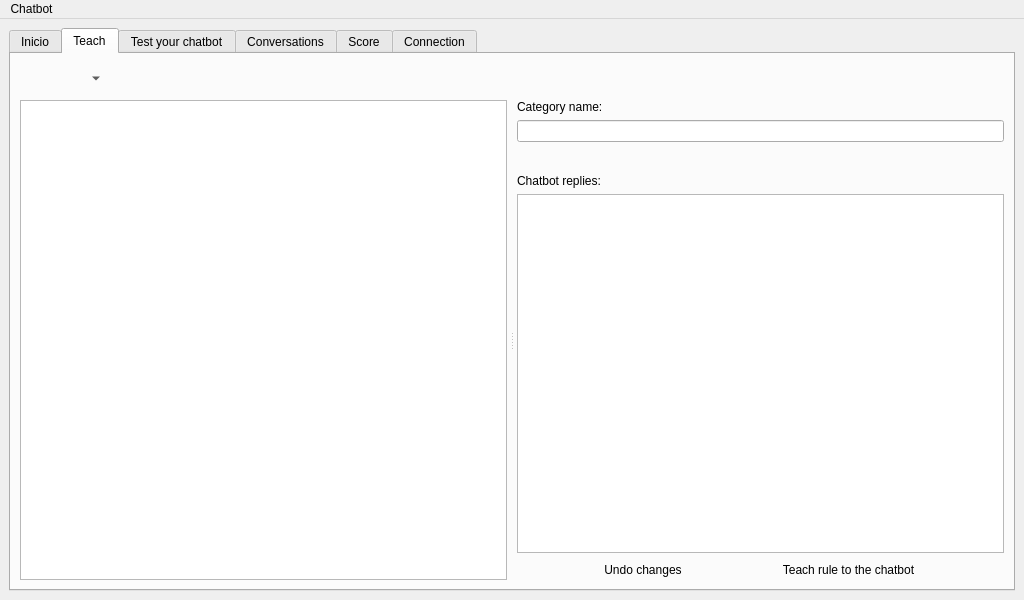
Qt form src/chatbot/front-end/mainwindow.ui (lvklabs/chatbot) before a commit.
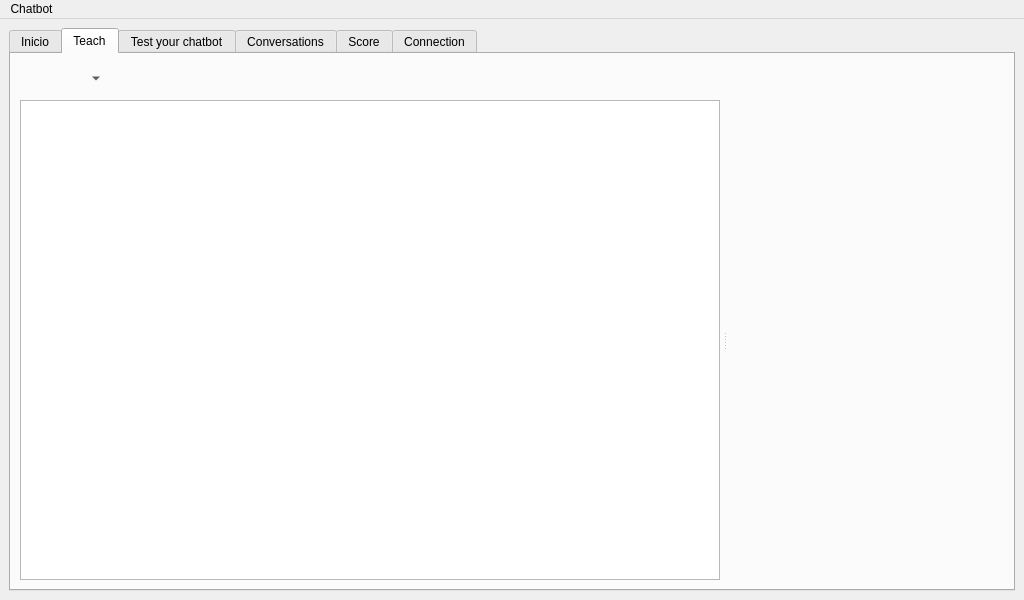
The same form after that commit. The open tabs and pages were chosen to show the change. Icons and pictures are not drawn. Custom widgets are drawn as their Qt base class.

Commit message: Refactoring. Created class RuleEditWidget to reduce responsabilities of MainWindow

Diff of the .ui file:
```diff
--- a/src/chatbot/front-end/mainwindow.ui
+++ b/src/chatbot/front-end/mainwindow.ui
@@ -266,124 +266,13 @@
              </item>
             </layout>
            </widget>
-           <widget class="QWidget" name="verticalLayoutWidget_2">
-            <layout class="QVBoxLayout" name="ruleEditLayout" stretch="0,0,0,0,1,0,0">
-             <item>
-              <widget class="QLabel" name="categoryNameLabel">
-               <property name="text">
-                <string>Category name:</string>
-               </property>
-              </widget>
-             </item>
-             <item>
-              <widget class="QLineEdit" name="categoryNameTextEdit"/>
-             </item>
-             <item>
-              <widget class="Lvk::FE::RuleInputWidget" name="ruleInputWidget" native="true">
-               <property name="minimumSize">
-                <size>
-                 <width>0</width>
-                 <height>20</height>
-                </size>
-               </property>
-              </widget>
-             </item>
-             <item>
-              <widget class="QLabel" name="chatbotRepliesLabel">
-               <property name="text">
-                <string>Chatbot replies:</string>
-               </property>
-              </widget>
-             </item>
-             <item>
-              <widget class="Lvk::FE::RuleOutputWidget" name="ruleOutputWidget">
-               <property name="mouseTracking">
-                <bool>true</bool>
-               </property>
-               <property name="tabChangesFocus">
-                <bool>true</bool>
-               </property>
-               <property name="plainText">
-                <string/>
-               </property>
-              </widget>
-             </item>
-             <item>
-              <layout class="QHBoxLayout" name="horizontalLayout">
-               <item>
-                <widget class="QToolButton" name="undoRuleButton">
-                 <property name="sizePolicy">
-                  <sizepolicy hsizetype="Fixed" vsizetype="Fixed">
-                   <horstretch>0</horstretch>
-                   <verstretch>0</verstretch>
-                  </sizepolicy>
-                 </property>
-                 <property name="text">
-                  <string>Undo changes</string>
-                 </property>
-                 <property name="icon">
-                  <iconset resource="../res/chatbot_theme.qrc">
-                   <normaloff>:/icons/undo.png</normaloff>:/icons/undo.png</iconset>
-                 </property>
-                 <property name="iconSize">
-                  <size>
-                   <width>24</width>
-                   <height>24</height>
-                  </size>
-                 </property>
-                 <property name="toolButtonStyle">
-                  <enum>Qt::ToolButtonTextBesideIcon</enum>
-                 </property>
-                 <property name="autoRaise">
-                  <bool>true</bool>
-                 </property>
-                </widget>
-               </item>
-               <item>
-                <widget class="QToolButton" name="teachRuleButton">
-                 <property name="sizePolicy">
-                  <sizepolicy hsizetype="Fixed" vsizetype="Fixed">
-                   <horstretch>0</horstretch>
-                   <verstretch>0</verstretch>
-                  </sizepolicy>
-                 </property>
-                 <property name="text">
-                  <string>Teach rule to the chatbot</string>
-                 </property>
-                 <property name="icon">
-                  <iconset resource="../res/chatbot_theme.qrc">
-                   <normaloff>:/icons/teach_rule.png</normaloff>:/icons/teach_rule.png</iconset>
-                 </property>
-                 <property name="iconSize">
-                  <size>
-                   <width>24</width>
-                   <height>24</height>
-                  </size>
-                 </property>
-                 <property name="toolButtonStyle">
-                  <enum>Qt::ToolButtonTextBesideIcon</enum>
-                 </property>
-                 <property name="autoRaise">
-                  <bool>true</bool>
-                 </property>
-                </widget>
-               </item>
-              </layout>
-             </item>
-             <item>
-              <spacer name="verticalSpacer">
-               <property name="orientation">
-                <enum>Qt::Vertical</enum>
-               </property>
-               <property name="sizeHint" stdset="0">
-                <size>
-                 <width>20</width>
-                 <height>0</height>
-                </size>
-               </property>
-              </spacer>
-             </item>
-            </layout>
+           <widget class="Lvk::FE::RuleEditWidget" name="ruleEditWidget" native="true">
+            <property name="sizePolicy">
+             <sizepolicy hsizetype="Expanding" vsizetype="Expanding">
+              <horstretch>0</horstretch>
+              <verstretch>0</verstretch>
+             </sizepolicy>
+            </property>
            </widget>
           </widget>
          </item>
@@ -1487,17 +1376,6 @@
    <extends>QTextEdit</extends>
    <header>front-end/ruletextview.h</header>
   </customwidget>
-  <customwidget>
-   <class>Lvk::FE::RuleOutputWidget</class>
-   <extends>QPlainTextEdit</extends>
-   <header>front-end/ruleoutputwidget.h</header>
-  </customwidget>
-  <customwidget>
-   <class>Lvk::FE::RuleInputWidget</class>
-   <extends>QWidget</extends>
-   <header>front-end/ruleinputwidget.h</header>
-   <container>1</container>
-  </customwidget>
   <customwidget>
    <class>Lvk::FE::TestConversationWidget</class>
    <extends>QTextEdit</extends>
@@ -1526,6 +1404,12 @@
    <extends>QLineEdit</extends>
    <header>front-end/testinputtext.h</header>
   </customwidget>
+  <customwidget>
+   <class>Lvk::FE::RuleEditWidget</class>
+   <extends>QWidget</extends>
+   <header>front-end/ruleeditwidget.h</header>
+   <container>1</container>
+  </customwidget>
  </customwidgets>
  <resources>
   <include location="../res/chatbot_theme.qrc"/>
```
Left out of the diff: 2 changed lines with no effect on the pictures. The commit also changes 8 other files.
